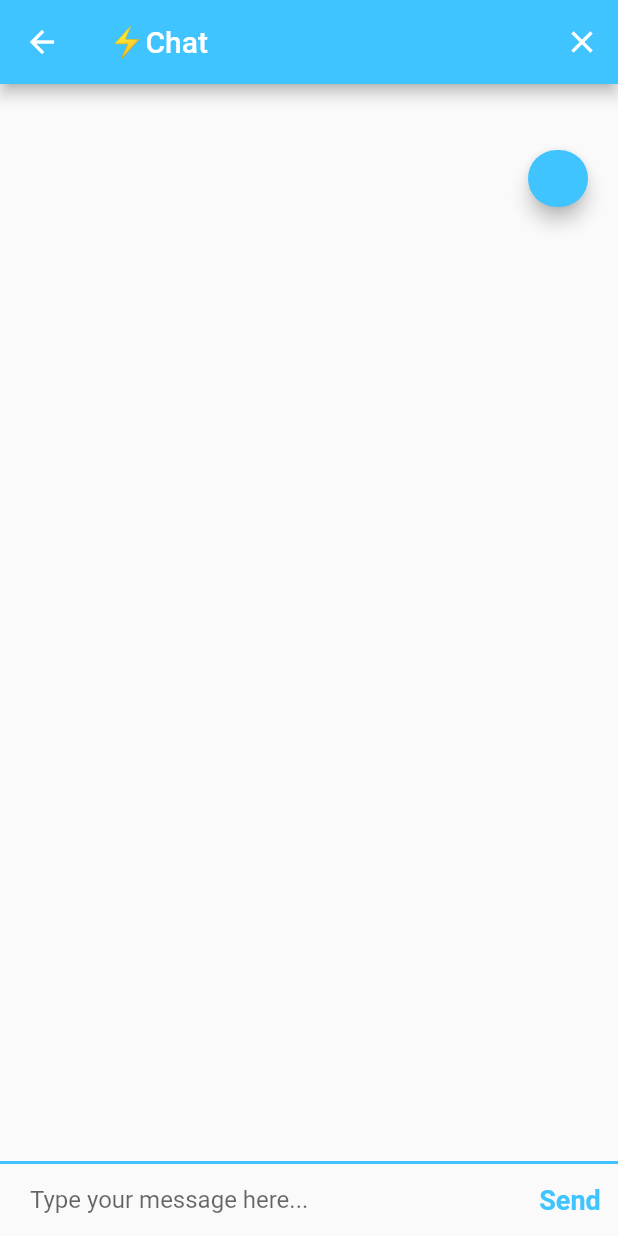
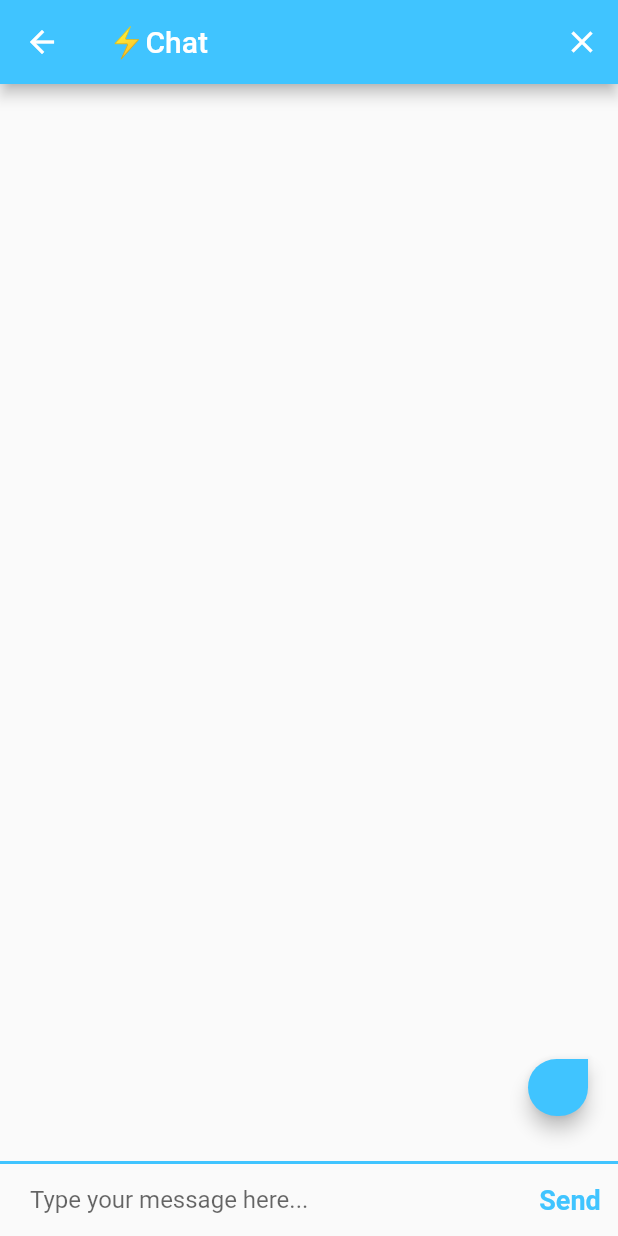
Before and after one commit to i-aiymen/digio-chat, a Flutter app: the ChatScreen screen opened by its route, after a tap on "Send", on a phone screen of 412 x 824 dp. Run offline on Flutter 3.47's test engine with Material 2 defaults, Android fonts, the light colour scheme and no system bars; our stand-ins replace animated_text_kit, cloud_firestore, firebase_auth, firebase_core, modal_progress_hud_nsn; accounts and stored records are empty.

Commit message:
Added: Group chat functionality

```diff
--- a/lib/screens/chat_screen.dart
+++ b/lib/screens/chat_screen.dart
@@ -13,8 +13,9 @@ class ChatScreen extends StatefulWidget {
 class _ChatScreenState extends State<ChatScreen> {
   final messageTextController = TextEditingController();
   final _firestore = FirebaseFirestore.instance;
+  late User loggedInUser;
   final _auth = FirebaseAuth.instance;
-  late User loggedInUser;
+
   String messageText = '';
 
   @override
@@ -34,14 +35,6 @@ class _ChatScreenState extends State<ChatScreen> {
     }
   }
 
-  void messagesStream() async {
-    await for (var snapshot in _firestore.collection('messages').snapshots()) {
-      for (var message in snapshot.docs) {
-        print(message.data());
-      }
-    }
-  }
-
   @override
   Widget build(BuildContext context) {
     return Scaffold(
@@ -51,10 +44,10 @@ class _ChatScreenState extends State<ChatScreen> {
           IconButton(
               icon: Icon(Icons.close),
               onPressed: () {
-                // _auth.signOut();
-                // Navigator.pop(context);
+                _auth.signOut();
+                Navigator.pop(context);
 
-                messagesStream();
+                //
               }),
         ],
         title: Text('⚡️Chat'),
@@ -66,7 +59,10 @@ class _ChatScreenState extends State<ChatScreen> {
           crossAxisAlignment: CrossAxisAlignment.stretch,
           children: [
             StreamBuilder<QuerySnapshot>(
-              stream: _firestore.collection('messages').snapshots(),
+              stream: _firestore
+                  .collection('messages')
+                  .orderBy('Timestamp')
+                  .snapshots(),
               builder: (context, snapshot) {
                 if (!snapshot.hasData) {
                   return Center(
@@ -75,17 +71,23 @@ class _ChatScreenState extends State<ChatScreen> {
                     ),
                   );
                 }
-                final messages = snapshot.data!.docs;
+                final messages = snapshot.data!.docs.reversed;
                 List<MessageBubble> messageBubbles = [];
                 for (var message in messages) {
                   final messageText = (message.data() as dynamic)['text'];
                   final messageSender = (message.data() as dynamic)['sender'];
-                  final messageBubble =
-                      MessageBubble(sender: messageSender, text: messageText);
+                  final currentUser = loggedInUser.email;
+
+                  final messageBubble = MessageBubble(
+                    sender: messageSender,
+                    text: messageText,
+                    isMe: currentUser == messageSender,
+                  );
                   messageBubbles.add(messageBubble);
                 }
                 return Expanded(
                   child: ListView(
+                    reverse: true,
                     padding: EdgeInsets.symmetric(horizontal: 10, vertical: 20),
                     physics: BouncingScrollPhysics(),
                     scrollDirection: Axis.vertical,
@@ -114,6 +116,7 @@ class _ChatScreenState extends State<ChatScreen> {
                       _firestore.collection('messages').add({
                         'text': messageText,
                         'sender': loggedInUser.email,
+                        'Timestamp': FieldValue.serverTimestamp(),
                       });
                     },
                     child: Text(
@@ -132,15 +135,17 @@ class _ChatScreenState extends State<ChatScreen> {
 }
 
 class MessageBubble extends StatelessWidget {
-  MessageBubble({required this.sender, required this.text});
+  MessageBubble({required this.sender, required this.text, required this.isMe});
   final String sender;
   final String text;
+  final bool isMe;
   @override
   Widget build(BuildContext context) {
     return Padding(
       padding: const EdgeInsets.all(10.0),
       child: Column(
-        crossAxisAlignment: CrossAxisAlignment.end,
+        crossAxisAlignment:
+            isMe ? CrossAxisAlignment.end : CrossAxisAlignment.start,
         children: [
           Text(
             sender,
@@ -149,15 +154,27 @@ class MessageBubble extends StatelessWidget {
               fontSize: 12,
             ),
           ),
+          SizedBox(
+            height: 2,
+          ),
           Material(
-            borderRadius: BorderRadius.circular(30),
+            borderRadius: isMe
+                ? BorderRadius.only(
+                    topLeft: Radius.circular(30),
+                    bottomLeft: Radius.circular(30),
+                    bottomRight: Radius.circular(30))
+                : BorderRadius.only(
+                    topRight: Radius.circular(30),
+                    bottomLeft: Radius.circular(30),
+                    bottomRight: Radius.circular(30)),
             elevation: 5.0,
-            color: Colors.lightBlueAccent,
+            color: isMe ? Colors.lightBlueAccent : Colors.white,
             child: Padding(
               padding: const EdgeInsets.symmetric(horizontal: 20, vertical: 10),
               child: Text(
                 '$text',
-                style: TextStyle(fontSize: 15, color: Colors.white),
+                style: TextStyle(
+                    fontSize: 15, color: isMe ? Colors.white : Colors.black54),
               ),
             ),
           ),
```
